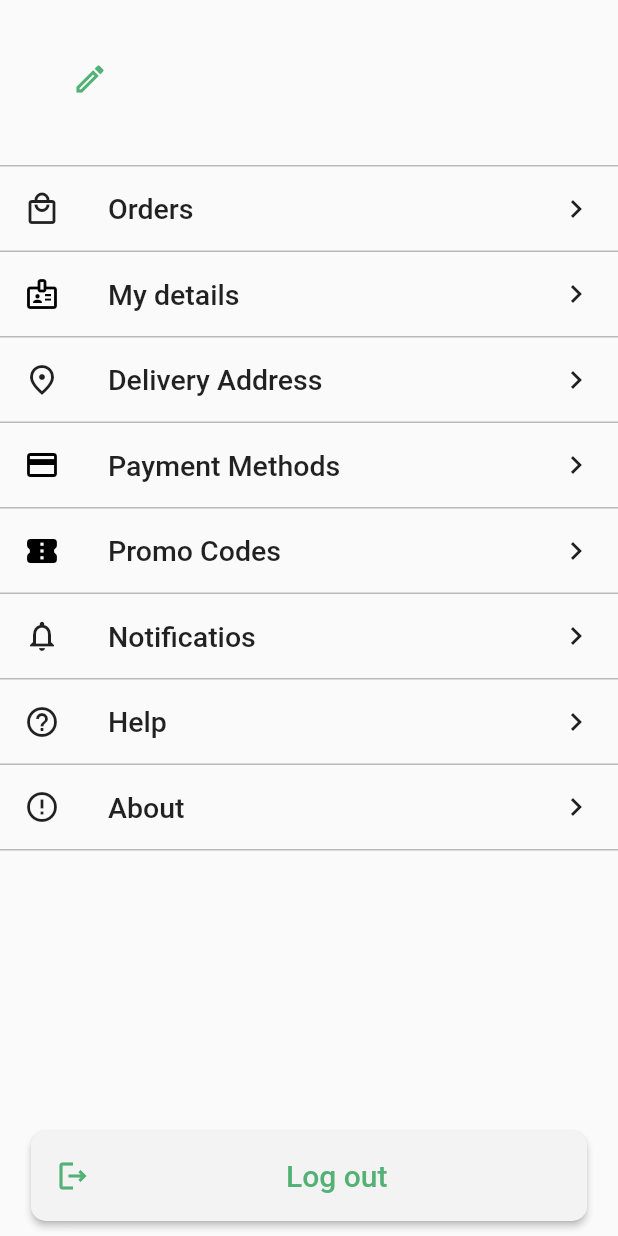
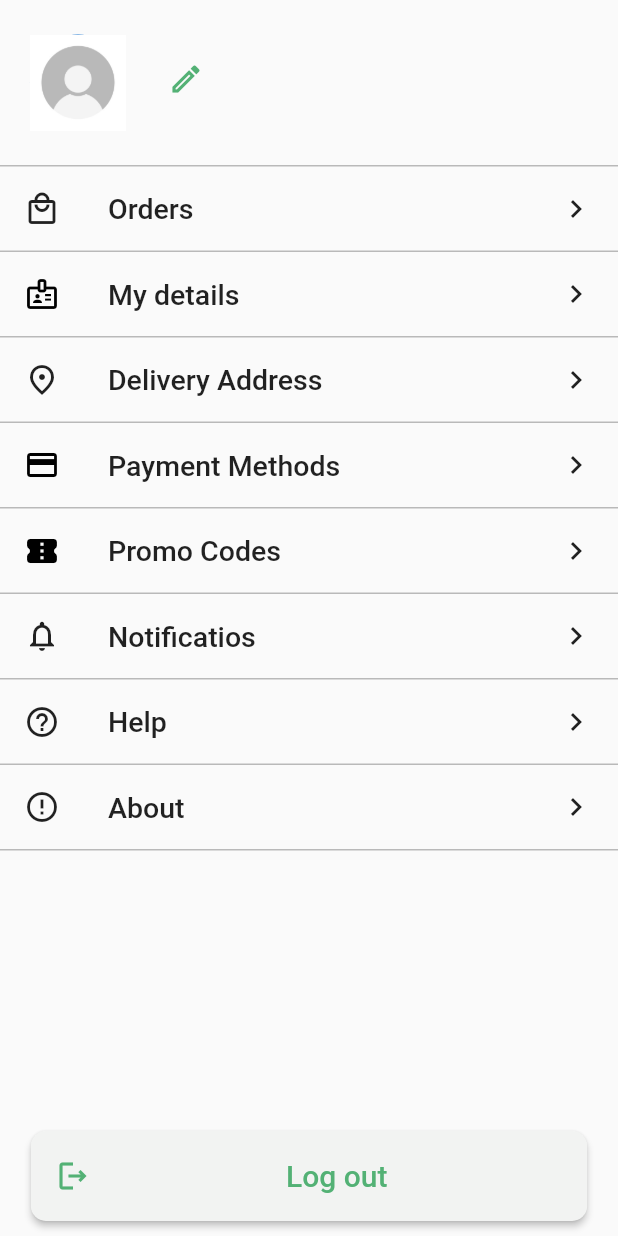
Before and after one commit to akashhardade/nectar, a Flutter app: the Account screen opened directly, on a phone screen of 412 x 824 dp. Run offline on Flutter 3.47's test engine with Material 2 defaults, Android fonts, the phone set to English and light mode, and no system bars; our stand-ins replace firebase_auth, firebase_core, flutter_rating_bar, form_field_validator, google_sign_in, intl_phone_number_input; accounts and stored records are empty; Roboto replaces fonts that are missing (Gilroy-Light).

```diff
--- a/lib/Screens/homescreen/Homepage.dart
+++ b/lib/Screens/homescreen/Homepage.dart
@@ -12,12 +12,9 @@ class HomePage extends StatefulWidget {
   @override
   _HomePageState createState() => _HomePageState();
 }
-
 class _HomePageState extends State<HomePage> {
   int selectedindex = 0;
-
   final tabs = <Widget>[Shop(), Explore(), Cart(), Favorite(), Account()];
-
   @override
   Widget build(BuildContext context) {
     return Scaffold(
--- a/lib/Screens/homescreen/account.dart
+++ b/lib/Screens/homescreen/account.dart
@@ -4,10 +4,8 @@ import 'package:grocery/Screens/loginscreen/login.dart';
 import 'package:grocery/constant/constant.dart';
 
 class Account extends StatefulWidget {
-  // final GoogleSignInAccount user;
   Account({
     Key? key,
-    // required this.user
   }) : super(key: key);
 
   @override
@@ -17,7 +15,6 @@ class Account extends StatefulWidget {
 class _AccountState extends State<Account> {
   @override
   Widget build(BuildContext context) {
-
     return Scaffold(
         resizeToAvoidBottomInset: false,
         body: SafeArea(
@@ -30,13 +27,13 @@ class _AccountState extends State<Account> {
                     SizedBox(
                       width: 20,
                     ),
-                    // CircleAvatar(
-                    //   radius: 32,
-                    //   child: Image(
-                    //     image: NetworkImage(user.photoUrl!),
-                    //     fit: BoxFit.cover,
-                    //   ),
-                    // ),
+                    CircleAvatar(
+                      radius: 32,
+                      child: Image(
+                        image: AssetImage("assets/images/profileimg.png"),
+                        fit: BoxFit.cover,
+                      ),
+                    ),
                     SizedBox(
                       width: 20,
                     ),
@@ -46,14 +43,15 @@ class _AccountState extends State<Account> {
                       children: [
                         Row(
                           children: [
-                            // Text(
-                            //   widget.user!.displayName!,
-                            //   style: TextStyle(
-                            //       fontFamily: 'Gilroy-ExtraBold',
-                            //       fontSize: 22,
-                            //       fontWeight: FontWeight.w600,
-                            //       color: Colors.black),
-                            // ),
+                            Text(
+                              "",
+                              // widget.user!.displayName!,
+                              style: TextStyle(
+                                  fontFamily: 'Gilroy-ExtraBold',
+                                  fontSize: 22,
+                                  fontWeight: FontWeight.w600,
+                                  color: Colors.black),
+                            ),
                             SizedBox(
                               width: 8,
                             ),
--- a/lib/Screens/loginscreen/login.dart
+++ b/lib/Screens/loginscreen/login.dart
@@ -1,5 +1,4 @@
 import 'package:flutter/material.dart';
-import 'package:form_field_validator/form_field_validator.dart';
 import 'package:grocery/Screens/homescreen/Homepage.dart';
 import 'package:grocery/Screens/loginscreen/googlesignin.dart';
 import 'package:grocery/Screens/loginscreen/mobilenologin.dart';
--- a/lib/main.dart
+++ b/lib/main.dart
@@ -1,7 +1,10 @@
+import 'package:firebase_core/firebase_core.dart';
 import 'package:flutter/material.dart';
 import 'package:grocery/Screens/splashScreen/splashscreen.dart';
 
-void main() {
+void main() async{
+  WidgetsFlutterBinding.ensureInitialized();
+  await Firebase.initializeApp();
   runApp(MyApp());
 }
 
--- a/pubspec.yaml
+++ b/pubspec.yaml
@@ -27,11 +27,15 @@ dependencies:
   intl_phone_number_input: ^0.7.0+2
   flutter_rating_bar: ^4.0.0
   google_sign_in:
+  firebase_auth: ^3.3.4
+  firebase_core: ^1.10.6
+
 
 
   # The following adds the Cupertino Icons font to your application.
   # Use with the CupertinoIcons class for iOS style icons.
   cupertino_icons: ^1.0.2
+
 
 dev_dependencies:
   flutter_test:
```
Also changed, not shown: lib/Screens/loginscreen/mobilenologin.dart (+24 -5 lines), lib/Screens/loginscreen/otpverify.dart (+38 -8 lines), pubspec.lock, 4 other files.
